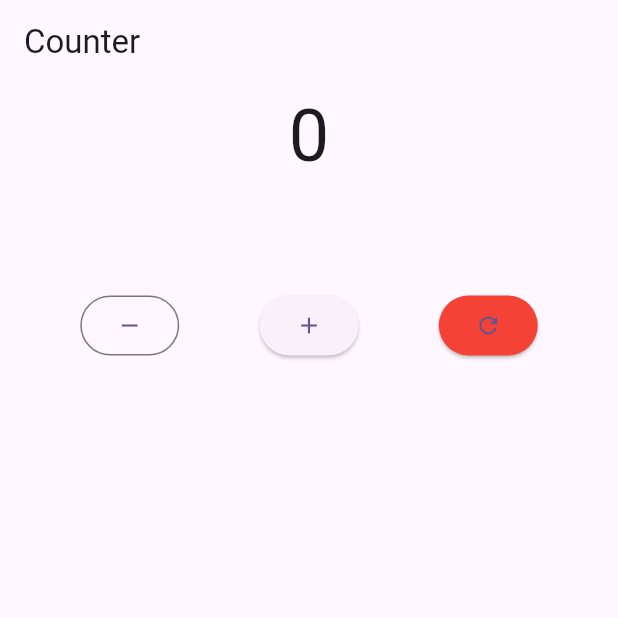
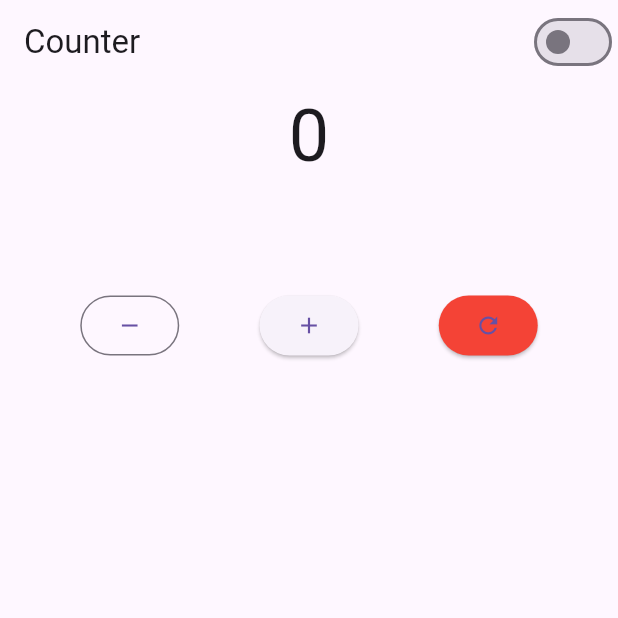
Before and after one commit to crystalz05/tyro-counter, a Flutter app: the screen it shows after launch, on a phone screen of 412 x 824 dp, the top half of it. Run offline on Flutter 3.47's test engine with Material 3 defaults, Android fonts, the phone set to English and light mode, and no system bars; our stand-ins replace flutter_bloc, get_it, go_router, injectable.

Commit message:
Add theme switching functionality using BLoC
- Implement , , and  to manage light and dark mode transitions.
- Update  widget to provide  and dynamically switch between  and  based on the state.
- Add a theme toggle  to the  in .
- Clean up unused whitespace in dependency injection configuration.

```diff
--- a/lib/app.dart
+++ b/lib/app.dart
@@ -1,5 +1,8 @@
 import 'package:flutter/cupertino.dart';
 import 'package:flutter/material.dart';
+import 'package:flutter_bloc/flutter_bloc.dart';
+import 'package:tyro_counter/features/theme/presentation/bloc/theme_bloc.dart';
+import 'package:tyro_counter/features/theme/presentation/bloc/theme_state.dart';
 
 import 'core/app_router.dart';
 import 'core/di/injection.dart';
@@ -11,13 +14,17 @@ class App extends StatelessWidget {
   Widget build(BuildContext context) {
 
     final appRouter = getIt<AppRouter>();
-    return MaterialApp.router(
-      title: 'Counter app',
-      debugShowCheckedModeBanner: false,
-      theme: ThemeData(
-        colorScheme: .fromSeed(seedColor: Colors.deepPurple),
-      ),
-      routerConfig: appRouter.router
+    return BlocProvider(create: (_) => ThemeBloc(),
+        child: BlocBuilder<ThemeBloc, ThemeState>(
+            builder: (context, state){
+              return MaterialApp.router(
+                  title: 'Counter app',
+                  debugShowCheckedModeBanner: false,
+                  theme: state.isDark ? ThemeData.dark() : ThemeData.light(),
+                  routerConfig: appRouter.router
+              );
+            }
+        )
     );
   }
 }
--- a/lib/core/di/injection.dart
+++ b/lib/core/di/injection.dart
@@ -8,5 +8,4 @@ Future<void> configureDependencies() async {
 
   getIt.registerLazySingleton<AppRouter>(() => AppRouter());
 
-
 }
--- a/lib/features/counter/presentation/pages/counter_page.dart
+++ b/lib/features/counter/presentation/pages/counter_page.dart
@@ -4,6 +4,9 @@ import 'package:flutter_bloc/flutter_bloc.dart';
 import 'package:tyro_counter/features/counter/presentation/bloc/counter_bloc.dart';
 import 'package:tyro_counter/features/counter/presentation/bloc/counter_event.dart';
 import 'package:tyro_counter/features/counter/presentation/bloc/counter_state.dart';
+import 'package:tyro_counter/features/theme/presentation/bloc/theme_bloc.dart';
+import 'package:tyro_counter/features/theme/presentation/bloc/theme_event.dart';
+import 'package:tyro_counter/features/theme/presentation/bloc/theme_state.dart';
 
 class CounterPage extends StatelessWidget {
   const CounterPage({super.key});
@@ -11,7 +14,20 @@ class CounterPage extends StatelessWidget {
   @override
   Widget build(BuildContext context) {
     return Scaffold(
-      appBar: AppBar(title: const Text("Counter"),),
+      appBar: AppBar(title: const Text("Counter"),
+        actions: [
+          BlocBuilder<ThemeBloc, ThemeState>(
+              builder: (context, state){
+                return Switch(
+                    value: state.isDark,
+                    onChanged: (_) {
+                      context.read<ThemeBloc>().add(ThemeToggled());
+                    }
+                );
+              }
+          )
+        ],
+      ),
       body: _CounterView(),
     );
   }
--- /dev/null
+++ b/lib/features/theme/presentation/bloc/theme_bloc.dart
@@ -0,0 +1,14 @@
+import 'package:flutter_bloc/flutter_bloc.dart';
+import 'package:tyro_counter/features/theme/presentation/bloc/theme_state.dart';
+import 'package:tyro_counter/features/theme/presentation/bloc/theme_event.dart';
+
+class ThemeBloc extends Bloc<ThemeToggled, ThemeState> {
+
+  ThemeBloc(): super(const ThemeState(false)){
+    on<ThemeToggled>(_onThemeToggled);
+  }
+
+  void _onThemeToggled(ThemeToggled event, Emitter<ThemeState> emit){
+    emit(ThemeState(!state.isDark));
+  }
+}
--- /dev/null
+++ b/lib/features/theme/presentation/bloc/theme_event.dart
@@ -0,0 +1,3 @@
+class ThemeEvent {}
+
+class ThemeToggled extends ThemeEvent {}
--- /dev/null
+++ b/lib/features/theme/presentation/bloc/theme_state.dart
@@ -0,0 +1,9 @@
+class ThemeState {
+  final bool isDark;
+
+  const ThemeState(this.isDark);
+
+  factory ThemeState.initial(){
+    return const ThemeState(true);
+  }
+}
```
